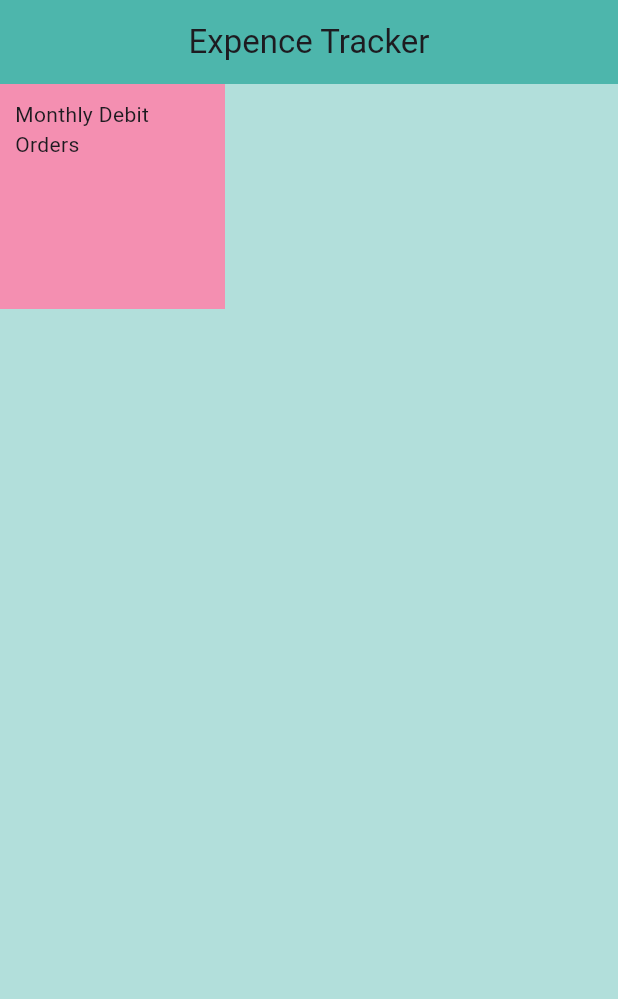
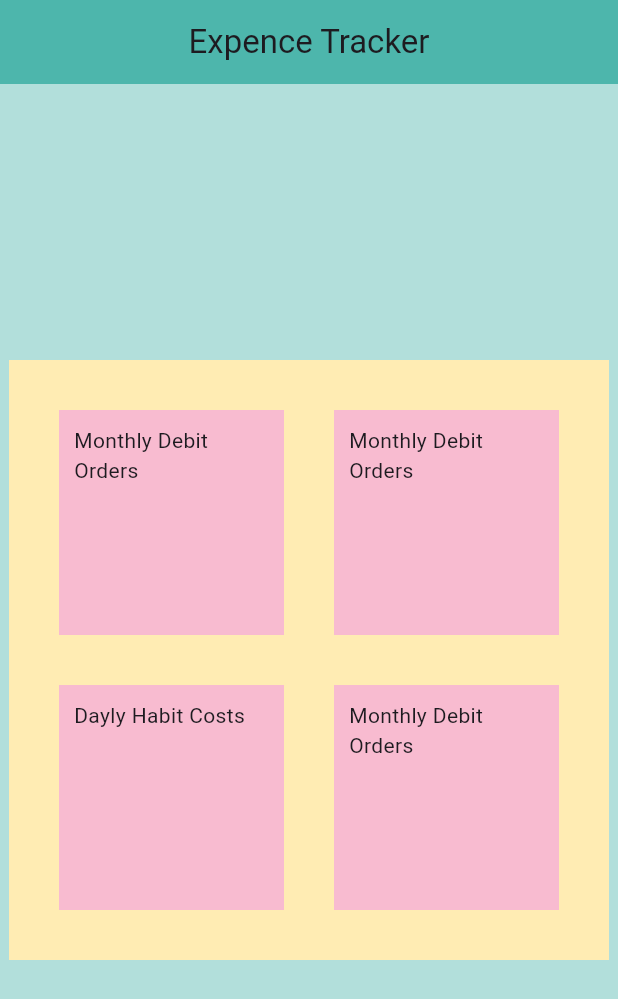
Before and after one commit to B-Judels/First_Flutter_App, a Flutter app: the screen it shows after launch, on a phone screen of 412 x 824 dp. Shown: the top 999 px of the screen. Run offline on Flutter 3.47's test engine with Material 3 defaults, Android fonts, the light colour scheme and no system bars.

Commit message:
playing around with rows and columns

```diff
--- a/lib/main.dart
+++ b/lib/main.dart
@@ -17,13 +17,64 @@ class MyWidget extends StatelessWidget {
           backgroundColor: Colors.teal[300],
         ),
         body: SafeArea(
-          child: Container(
-            color: Colors.pink[200],
-            height: 150.0,
-            width: 150.0,
-            padding: EdgeInsets.all(10.0),
+          child: Center(
+            child: Container(
+              color: Colors.amber[100],
+              width: 400.0,
+              height: 400.0,
+              child: Center(
+                child: Column(
+                  mainAxisAlignment: MainAxisAlignment.spaceEvenly,
+                  children: [
+                    Row(
+                      mainAxisAlignment: MainAxisAlignment.spaceEvenly,
+                      children: [
+                        Container(
+                          color: Colors.pink[100],
+                          height: 150.0,
+                          width: 150.0,
+                          padding: EdgeInsets.all(10.0),
 
-            child: Text("Monthly Debit Orders"),
+                          child: Text("Monthly Debit Orders"),
+                        ),
+
+                        Container(
+                          color: Colors.pink[100],
+                          height: 150.0,
+                          width: 150.0,
+                          padding: EdgeInsets.all(10.0),
+
+                          child: Text("Monthly Debit Orders"),
+                        ),
+                      ],
+                    ),
+
+                    Row(
+                      mainAxisAlignment: MainAxisAlignment.spaceEvenly,
+                      children: [
+                        Container(
+                          color: Colors.pink[100],
+                          height: 150.0,
+                          width: 150.0,
+                          padding: EdgeInsets.all(10.0),
+
+                          child: Text("Dayly Habit Costs"),
+                        ),
+
+                        Container(
+                          color: Colors.pink[100],
+                          height: 150.0,
+                          width: 150.0,
+                          padding: EdgeInsets.all(10.0),
+
+                          child: Text("Monthly Debit Orders"),
+                        ),
+                      ],
+                    ),
+                  ],
+                ),
+              ),
+            ),
           ),
         ),
       ),
```
